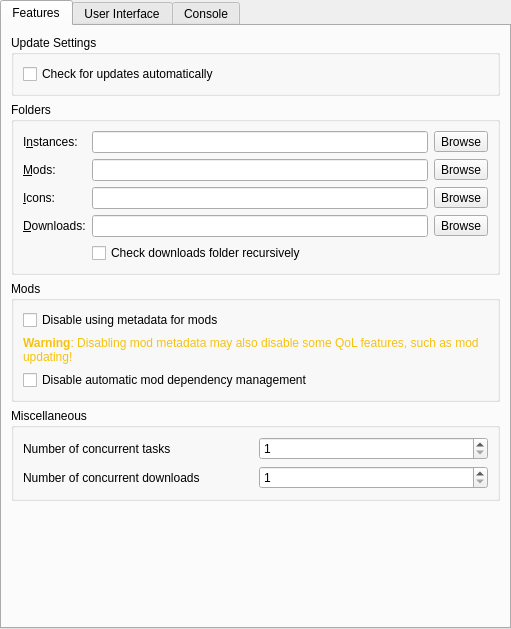
Above: launcher/ui/pages/global/LauncherPage.ui from FreesmTeam/FreesmLauncher before the change. Below: the same form after it.
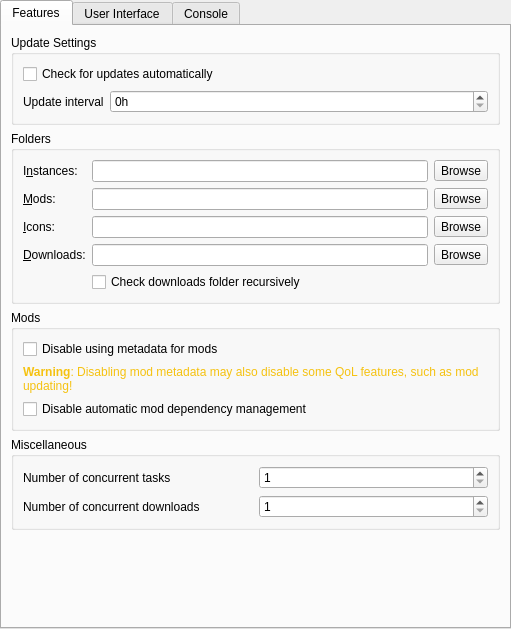
That is the form after the change. Custom widgets are drawn as their Qt base class.

Commit message: Made updater interval configurable

The edit to the form file:
```diff
--- a/launcher/ui/pages/global/LauncherPage.ui
+++ b/launcher/ui/pages/global/LauncherPage.ui
@@ -58,6 +58,33 @@
             </property>
            </widget>
           </item>
+          <item>
+           <layout class="QFormLayout" name="updateSetingsLayout">
+            <item row="0" column="0">
+             <widget class="QLabel" name="updateIntervalLabel">
+              <property name="text">
+               <string>Update interval</string>
+              </property>
+             </widget>
+            </item>
+            <item row="0" column="1">
+             <widget class="QSpinBox" name="updateIntervalSpinBox">
+              <property name="toolTip">
+               <string>Set it to 0 to only check on launch</string>
+              </property>
+              <property name="suffix">
+               <string>h</string>
+              </property>
+              <property name="minimum">
+               <number>0</number>
+              </property>
+              <property name="maximum">
+               <number>99999999</number>
+              </property>
+             </widget>
+            </item>
+           </layout>
+          </item>
          </layout>
         </widget>
        </item>
```
The commit also changes 2 other files.
